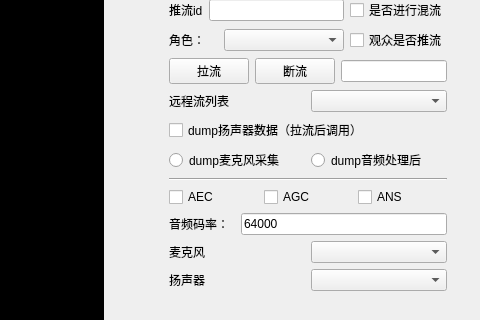
Old version of the form mainwindow.ui in the repository wanhongqing123/ZegoTestDemo; both pictures show x 751 to 1231 and y 144 to 464 of the 1231 by 816 pixel window.
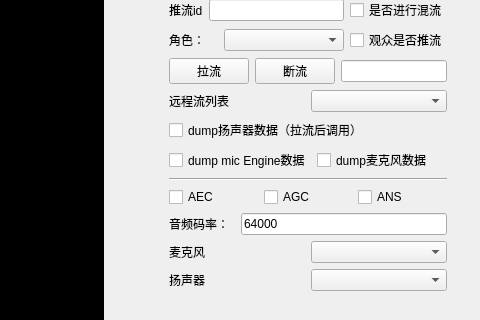
New version of the form.

What changed in the file:
```diff
--- a/mainwindow.ui
+++ b/mainwindow.ui
@@ -269,9 +269,9 @@
           <item>
            <layout class="QHBoxLayout" name="horizontalLayout_10">
             <item>
-             <widget class="QRadioButton" name="radioButtonDumpMic">
+             <widget class="QCheckBox" name="checkBoxEngine">
               <property name="text">
-               <string>dump麦克风采集</string>
+               <string>dump mic Engine数据</string>
               </property>
               <attribute name="buttonGroup">
                <string notr="true">buttonGroup</string>
@@ -279,9 +279,9 @@
              </widget>
             </item>
             <item>
-             <widget class="QRadioButton" name="radioButtonEngine">
+             <widget class="QCheckBox" name="checkBoxMic">
               <property name="text">
-               <string>dump音频处理后</string>
+               <string>dump麦克风数据</string>
               </property>
               <attribute name="buttonGroup">
                <string notr="true">buttonGroup</string>
```
Left out of the diff: 9 changed lines with no effect on the pictures.
